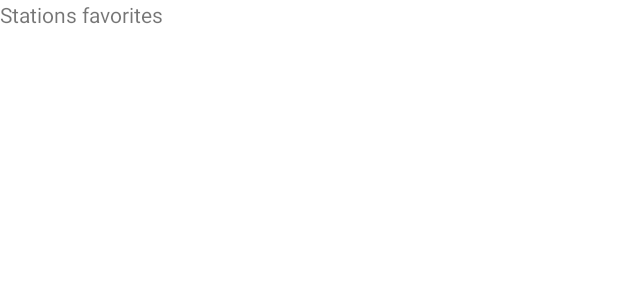
After one commit to Tristan-Bourhis/Application_android_projet_4A, an Android app: the layout activity_station_favorites.xml on its own in the app's theme, with its tools: preview values and no code run, on a phone screen of 412 x 824 dp. The commit adds this screen. Shown: the top 300 px of the screen. Run offline under Robolectric (Android 15) with nearby library versions, the phone set to English and light mode, and no system bars.

Commit message:
create activity

```diff
--- /dev/null
+++ b/app/src/main/res/drawable/ic_baseline_favorite_24.xml
@@ -0,0 +1,5 @@
+<vector android:height="24dp" android:tint="#4BC35D"
+    android:viewportHeight="24" android:viewportWidth="24"
+    android:width="24dp" xmlns:android="http://schemas.android.com/apk/res/android">
+    <path android:fillColor="@android:color/white" android:pathData="M12,21.35l-1.45,-1.32C5.4,15.36 2,12.28 2,8.5 2,5.42 4.42,3 7.5,3c1.74,0 3.41,0.81 4.5,2.09C13.09,3.81 14.76,3 16.5,3 19.58,3 22,5.42 22,8.5c0,3.78 -3.4,6.86 -8.55,11.54L12,21.35z"/>
+</vector>
--- a/app/src/main/res/layout/activity_maps.xml
+++ b/app/src/main/res/layout/activity_maps.xml
@@ -1,9 +1,10 @@
 <?xml version="1.0" encoding="utf-8"?>
-<fragment xmlns:android="http://schemas.android.com/apk/res/android"
+<androidx.fragment.app.FragmentContainerView xmlns:android="http://schemas.android.com/apk/res/android"
     xmlns:map="http://schemas.android.com/apk/res-auto"
     xmlns:tools="http://schemas.android.com/tools"
     android:id="@+id/map"
     android:name="com.google.android.gms.maps.SupportMapFragment"
     android:layout_width="match_parent"
     android:layout_height="match_parent"
+    android:orientation="vertical"
     tools:context=".MapsActivity" />
--- /dev/null
+++ b/app/src/main/res/layout/activity_station_favorites.xml
@@ -0,0 +1,17 @@
+<?xml version="1.0" encoding="utf-8"?>
+<androidx.constraintlayout.widget.ConstraintLayout xmlns:android="http://schemas.android.com/apk/res/android"
+    xmlns:app="http://schemas.android.com/apk/res-auto"
+    xmlns:tools="http://schemas.android.com/tools"
+    android:layout_width="match_parent"
+    android:layout_height="match_parent"
+    tools:context=".StationFavoritesActivity">
+
+    <TextView
+        android:id="@+id/textView"
+        android:layout_width="wrap_content"
+        android:layout_height="wrap_content"
+        android:text="Stations favorites"
+        tools:layout_editor_absoluteX="150dp"
+        tools:layout_editor_absoluteY="219dp" />
+
+</androidx.constraintlayout.widget.ConstraintLayout>
```
Also changed, not shown: app/build.gradle (+8 -0 lines), app/src/main/AndroidManifest.xml (+8 -11 lines), app/src/main/java/fr/epf/min1/projet_kotlin_4a/DetailActivity.kt (added, +11 -0 lines), app/src/main/java/fr/epf/min1/projet_kotlin_4a/MapsActivity.kt (+21 -12 lines), app/src/main/java/fr/epf/min1/projet_kotlin_4a/StationFavoritesActivity.kt (added, +11 -0 lines), app/src/main/res/layout/activity_detail.xml (added, +9 -0 lines), app/src/main/res/menu/maps.xml (added, +10 -0 lines).
